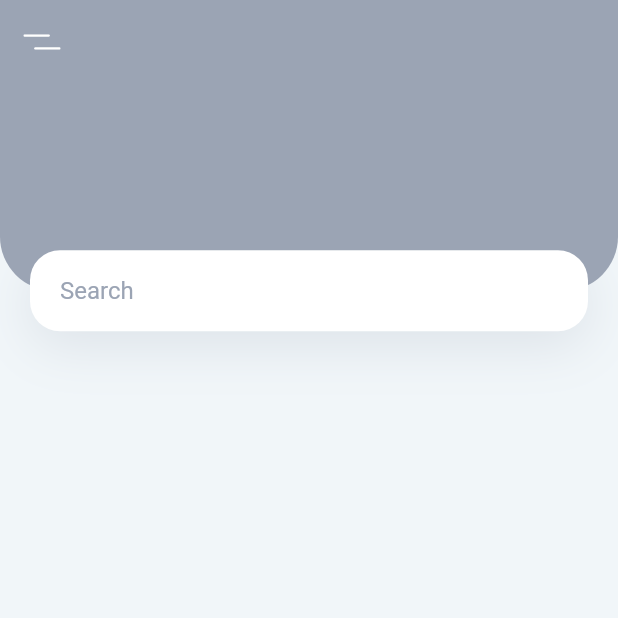
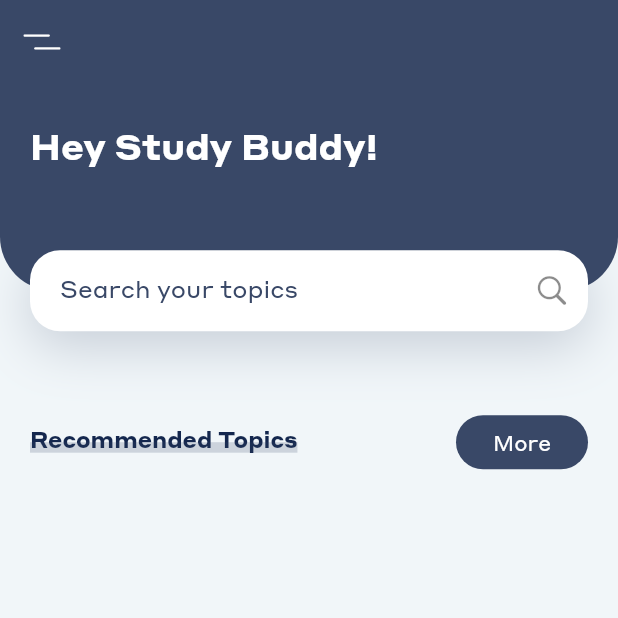
Before and after one commit to EthanDamien/MyFlutterNotes, a Flutter app: the screen it shows after launch, on a phone screen of 412 x 824 dp, the top half of it. Run offline on Flutter 3.47's test engine with Material 2 defaults, Android fonts, the phone set to English and light mode, and no system bars; our stand-ins replace flutter_svg.

Commit message:
name change

```diff
--- a/juiceui/lib/constants.dart
+++ b/juiceui/lib/constants.dart
@@ -1,6 +1,6 @@
 import 'package:flutter/material.dart';
 
-const kPrimaryColor = Color(0xFF9ba4b4);
+const kPrimaryColor = Color(0xFF394867);
 const kTextColor = Color(0xFF14274e);
 const kBackgroundColor = Color(0xFFf1f6f9);
 //https://colorhunt.co/palette/212984
--- a/juiceui/lib/main.dart
+++ b/juiceui/lib/main.dart
@@ -16,6 +16,7 @@ class MyApp extends StatelessWidget {
       theme: ThemeData(
         scaffoldBackgroundColor: kBackgroundColor,
         primaryColor: kPrimaryColor,
+        fontFamily: "Juiceness",
         textTheme: Theme.of(context).textTheme.apply(bodyColor: kTextColor),
         visualDensity: VisualDensity.adaptivePlatformDensity,
       ),
--- a/juiceui/lib/screens/home/components/body.dart
+++ b/juiceui/lib/screens/home/components/body.dart
@@ -1,5 +1,8 @@
+import 'package:flutter/cupertino.dart';
 import 'package:flutter/material.dart';
 import 'package:juiceui/constants.dart';
+import 'package:cupertino_icons/cupertino_icons.dart';
+import 'package:juiceui/screens/home/components/headerwithsearchbox.dart';
 
 class Body extends StatelessWidget {
   @override
@@ -8,54 +11,82 @@ class Body extends StatelessWidget {
     Size size = MediaQuery.of(context).size;
     return Column(
       children: <Widget>[
-        Container(
-          //cover 20% of the height
-          height: size.height * 0.2,
+        HeaderwithSearchBox(size: size),
+        TitlewithBtn(text: "Recommended Topics")
+      ],
+    );
+  }
+}
+
+class TitlewithBtn extends StatelessWidget {
+  const TitlewithBtn({
+    Key key,
+    this.text,
+    this.pressBtn,
+  }) : super(key: key);
+
+  final String text;
+  final Function pressBtn;
+
+  @override
+  Widget build(BuildContext context) {
+    return Padding(
+      padding:
+          const EdgeInsets.only(right: kDefaultPadding, left: kDefaultPadding),
+      child: Row(
+        children: <Widget>[
+          TitleWithUnderline(text: text),
+          //Spaces before overflow
+          Spacer(),
+          FlatButton(
+            onPressed: () {},
+            child: Text("More",
+                style: TextStyle(color: Colors.white, fontFamily: "Juiceness")),
+            color: kPrimaryColor,
+            shape:
+                RoundedRectangleBorder(borderRadius: BorderRadius.circular(20)),
+          )
+        ],
+      ),
+    );
+  }
+}
+
+class TitleWithUnderline extends StatelessWidget {
+  const TitleWithUnderline({
+    Key key,
+    this.text,
+  }) : super(key: key);
+
+  final String text;
+  @override
+  Widget build(BuildContext context) {
+    return Container(
+      height: 24,
       child: Stack(
         children: <Widget>[
-              Container(
-                height: size.height * 0.2 - 27,
-                decoration: BoxDecoration(
-                  color: kPrimaryColor,
-                  borderRadius: BorderRadius.only(
-                    bottomLeft: Radius.circular(36),
-                    bottomRight: Radius.circular(36),
-                  ),
+          Padding(
+            padding: const EdgeInsets.all(0),
+            child: Text(
+              text,
+              style: TextStyle(
+                  fontSize: 15,
+                  fontWeight: FontWeight.w700,
+                  fontFamily: "Juiceness"),
             ),
           ),
           Positioned(
-                bottom: 0,
+            bottom: 5,
             left: 0,
             right: 0,
             child: Container(
-                  alignment: Alignment.center,
-                  margin: EdgeInsets.symmetric(horizontal: kDefaultPadding),
-                  padding: EdgeInsets.symmetric(horizontal: kDefaultPadding),
-                  height: 54,
-                  decoration: BoxDecoration(
-                    color: Colors.white,
-                    borderRadius: BorderRadius.circular(20),
-                    boxShadow: [
-                      BoxShadow(
-                          offset: Offset(0, 10),
-                          blurRadius: 30,
-                          color: kPrimaryColor.withOpacity(0.23)),
-                    ],
-                  ),
-                  child: TextField(
-                    decoration: InputDecoration(
-                      hintText: "Search",
-                      hintStyle: TextStyle(color: kPrimaryColor),
-                      enabledBorder: InputBorder.none,
-                      focusedBorder: InputBorder.none,
-                    ),
-                  ),
+              margin: EdgeInsets.all(0),
+              height: 7,
+              color: kPrimaryColor.withOpacity(0.2),
             ),
           )
         ],
       ),
-        ),
-      ],
     );
   }
 }
--- /dev/null
+++ b/juiceui/lib/screens/home/components/headerwithsearchbox.dart
@@ -0,0 +1,105 @@
+import 'package:flutter/cupertino.dart';
+import "package:flutter/material.dart";
+import 'package:juiceui/constants.dart';
+
+class HeaderwithSearchBox extends StatelessWidget {
+  const HeaderwithSearchBox({
+    Key key,
+    @required this.size,
+  }) : super(key: key);
+
+  final Size size;
+
+  @override
+  Widget build(BuildContext context) {
+    return Container(
+      margin: EdgeInsets.only(bottom: kDefaultPadding * 2.5),
+      //cover 20% of the height
+      height: size.height * 0.2,
+      child: Stack(
+        //Stack of elements, top to bottom
+        children: <Widget>[
+          Container(
+            //Soft Box
+            padding: EdgeInsets.only(
+              left: kDefaultPadding,
+              right: kDefaultPadding,
+              bottom: 36 + kDefaultPadding,
+            ),
+            height: size.height * 0.2 - 27,
+            decoration: BoxDecoration(
+              color: kPrimaryColor,
+              borderRadius: BorderRadius.only(
+                bottomLeft: Radius.circular(36),
+                bottomRight: Radius.circular(36),
+              ),
+            ),
+            child: Row(
+              children: <Widget>[
+                Text(
+                  'Hey Study Buddy!',
+                  style: Theme.of(context).textTheme.headline5.copyWith(
+                        color: Colors.white,
+                        fontFamily: "Juiceness",
+                        fontWeight: FontWeight.w700,
+                      ),
+                ),
+                //Spacer(),
+                //Image.asset("assets/images/logo.png"),
+              ],
+            ),
+          ),
+          //Searchbar
+          Positioned(
+            //Position it on the bottom and the middle
+            bottom: 0,
+            left: 0,
+            right: 0,
+            //Searchbar
+            child: Container(
+              //Searchbar Alignment Vertical
+              alignment: Alignment.center,
+              //Margin and padding all at 20
+              margin: EdgeInsets.symmetric(horizontal: kDefaultPadding),
+              padding: EdgeInsets.only(left: kDefaultPadding),
+              height: 54,
+              decoration: BoxDecoration(
+                //Searchbar color
+                color: Colors.white,
+                borderRadius: BorderRadius.circular(20),
+                boxShadow: [
+                  //searchbar hovering effect
+                  BoxShadow(
+                      offset: Offset(0, 10),
+                      blurRadius: 30,
+                      color: kPrimaryColor.withOpacity(0.23)),
+                ],
+              ),
+              //input area
+              child: Row(
+                children: <Widget>[
+                  Expanded(
+                    child: TextField(
+                      onChanged: (value) {},
+                      style: TextStyle(fontFamily: 'Juiceness'),
+                      decoration: InputDecoration(
+                        hintText: "Search your topics",
+                        hintStyle: TextStyle(
+                            color: kPrimaryColor, fontFamily: 'Juiceness'),
+
+                        //get rid of text decoration
+                        enabledBorder: InputBorder.none,
+                        focusedBorder: InputBorder.none,
+                        suffixIcon: Icon(CupertinoIcons.search),
+                      ),
+                    ),
+                  ),
+                ],
+              ),
+            ),
+          )
+        ],
+      ),
+    );
+  }
+}
```
Also changed, not shown: juiceui/assets/images/logo.png (added). Lines whose indentation alone changed are shown as unchanged.
